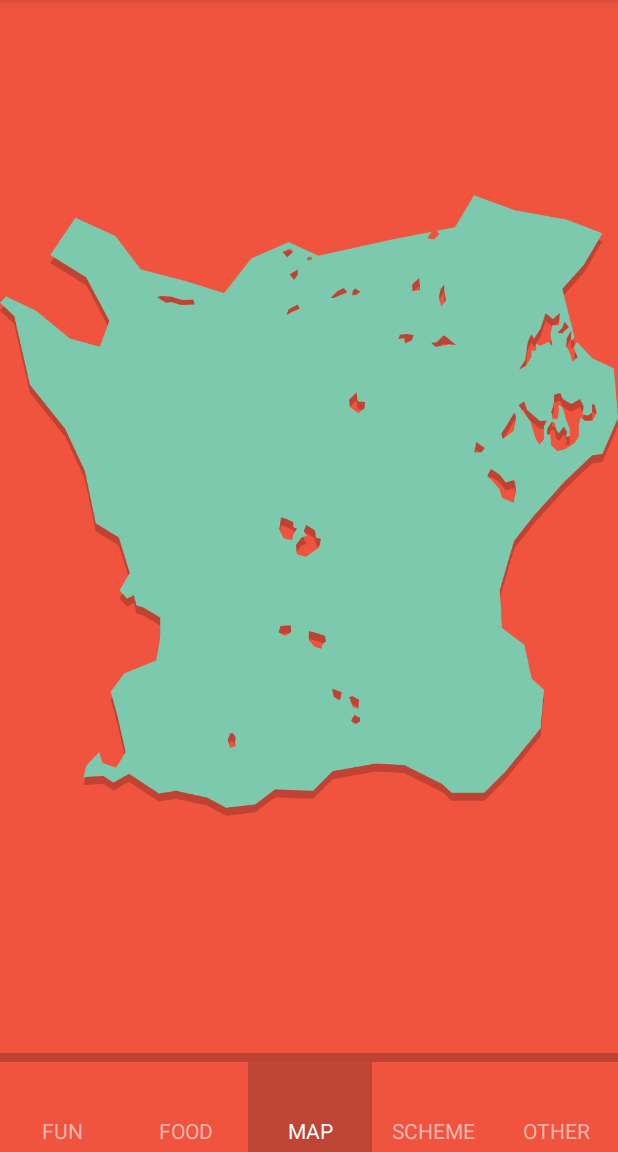
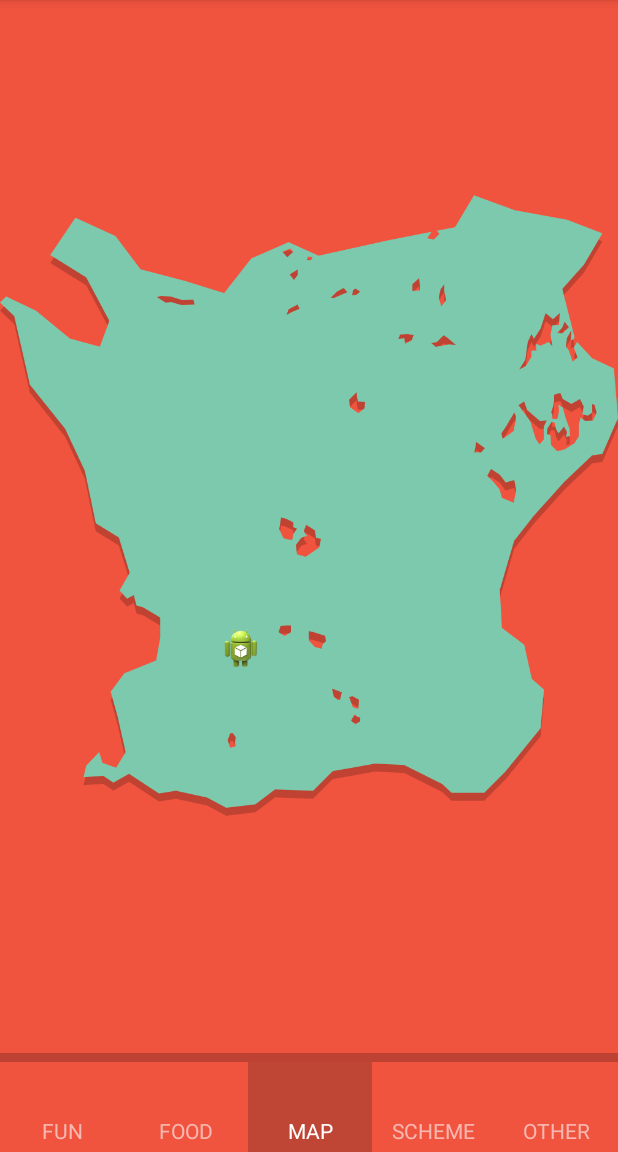
Before and after one commit to tkhduracell/app_lundakarnavalen_2014_extern, an Android app: the screen it shows after launch (ContentActivity), on a phone screen of 412 x 824 dp, the part 84-1236 px from its top. Run offline under Robolectric (Android 15) with nearby library versions, the phone set to English and light mode, and no system bars.

Commit message:
Update map

```diff
--- a/futural-extern-android/src/main/java/fragments/MapFragment.java
+++ b/futural-extern-android/src/main/java/fragments/MapFragment.java
@@ -14,7 +14,6 @@ import android.location.LocationListener;
 import android.location.LocationManager;
 import android.os.AsyncTask;
 import android.os.Bundle;
-import android.support.v7.*;
 import android.util.DisplayMetrics;
 import android.util.Log;
 import android.view.LayoutInflater;
@@ -24,7 +23,9 @@ import android.view.ViewGroup;
 import android.widget.ImageView;
 
 import java.util.ArrayList;
+import java.util.HashMap;
 
+import se.lundakarnevalen.extern.Map.MarkerType;
 import se.lundakarnevalen.extern.android.R;
 
 import static android.location.LocationManager.*;
@@ -83,15 +84,25 @@ public class MapFragment extends LKFragment implements View.OnTouchListener {
     private float diffLon = endLonMap - startLonMap;
     private float diffLat = endLatMap - startLatMap;
 
+    private HashMap<Integer,Boolean> active = new HashMap<Integer,Boolean>();
 
     // Every time you switch to this fragment.
     @Override
     public View onCreateView(LayoutInflater inflater, ViewGroup container, Bundle savedInstanceState) {
         View rootView = inflater.inflate(R.layout.fragment_map, null);
 
+        if(active.size()==0) {
+            active.put(MarkerType.FOOD,true);
+            active.put(MarkerType.FUN,true);
+            active.put(MarkerType.HELP,true);
+            active.put(MarkerType.WC,true);
+        }
 
         context = getContext();
 
+        if(markers.size()==0) {
+            addMarkers();
+        }
 
         if(imageWidth == 0) {
             DisplayMetrics metrics = context.getResources().getDisplayMetrics();
@@ -113,6 +124,10 @@ public class MapFragment extends LKFragment implements View.OnTouchListener {
         return rootView;
     }
 
+    private void addMarkers() {
+        markers.add(new Marker((float)55.7,(float)13.2,R.drawable.ic_launcher, MarkerType.FOOD));
+    }
+
     @Override
     public void onActivityCreated(Bundle savedInstanceState) {
         super.onActivityCreated(savedInstanceState);
@@ -128,7 +143,7 @@ public class MapFragment extends LKFragment implements View.OnTouchListener {
         super.onResume();
     }
 
-    private void updatePositions() {
+    public void updatePositions() {
         Bitmap mapBitmap = null;
             mapBitmap = decodeSampledBitmapFromResource(getResources(), R.drawable.test_map, imageWidth , imageHeight);
         //Bitmap mapBitmap = BitmapFactory.decodeResource(getResources(), R.drawable.test_map);
@@ -152,13 +167,19 @@ public class MapFragment extends LKFragment implements View.OnTouchListener {
 
         canvas.drawCircle(x, y, 10, paintRed);
             for(Marker m : markers) {
+
+                if(active.get(m.type) != null && active.get(m.type)) {
                 lat = (m.lat - startLatMap) / diffLat;
                 lon = (m.lng - startLonMap) / diffLon;
                 x = lon * mapBitmap.getWidth();
                 y = mapBitmap.getHeight() - lat * mapBitmap.getHeight();
                     // draw canvas..
+                Bitmap bitmap = BitmapFactory.decodeResource(getResources(), m.picture);
+                canvas.drawBitmap(bitmap, x, y, null);
+                }
                 //canvas.dra(x, y, 10, paintRed);
             }
+
             img.setImageBitmap(bmOverlay);
 
     }
@@ -344,10 +365,12 @@ public class MapFragment extends LKFragment implements View.OnTouchListener {
         private float lat;
         private float lng;
         private int picture;
-        public Marker(float lat, float lng, int picture) {
+        private int type;
+        public Marker(float lat, float lng, int picture, int type) {
             this.lat = lat;
             this.lng = lng;
             this.picture = picture;
+            this.type = type;
         }
 
     }
@@ -371,6 +394,11 @@ public class MapFragment extends LKFragment implements View.OnTouchListener {
 
             super.onPostExecute(result);
         }
+    }
+
+    public void changeActive(int i, boolean activated) {
+        Log.d("here","set: "+i+" activated:"+activated);
+        active.put(i, activated);
     }
 }
 
--- a/futural-extern-android/src/main/java/se/lundakarnevalen/extern/android/ContentActivity.java
+++ b/futural-extern-android/src/main/java/se/lundakarnevalen/extern/android/ContentActivity.java
@@ -30,6 +30,7 @@ import fragments.LKFragment;
 import fragments.MapFragment;
 import fragments.OtherFragment;
 import fragments.SchemeFragment;
+import se.lundakarnevalen.extern.Map.MarkerType;
 import se.lundakarnevalen.extern.widget.LKRightMenuArrayAdapter;
 import se.lundakarnevalen.extern.widget.LKRightMenuArrayAdapter.*;
 
@@ -41,13 +42,18 @@ public class ContentActivity extends ActionBarActivity implements LKFragment.Mes
     private RelativeLayout currentSelectedBottomMenu;
     private RelativeLayout mapLayout;
     private ActionBar actionBar;
+    private MapFragment mapFragment;
+    private ArrayList<LKRightMenuListItem> rightMenuItems = new ArrayList<LKRightMenuListItem>();
+    private LKRightMenuListItem showAllItem;
+    private boolean allItemsActivated = true;
 
     @Override
     protected void onCreate(Bundle savedInstanceState) {
         super.onCreate(savedInstanceState);
         setContentView(R.layout.activity_content);
         fragmentMgr = getSupportFragmentManager();
-        loadFragment(new MapFragment(), false);
+        mapFragment = new MapFragment();
+        loadFragment(mapFragment, false);
         rightMenuList = (ListView) findViewById(R.id.right_menu_list);
         drawerLayout = (DrawerLayout) findViewById(R.id.drawer_layout);
         drawerLayout.setScrimColor(Color.TRANSPARENT);
@@ -131,37 +137,45 @@ public class ContentActivity extends ActionBarActivity implements LKFragment.Mes
         LayoutInflater inflater = (LayoutInflater) getSystemService(Context.LAYOUT_INFLATER_SERVICE);
         //View menuBottom = inflater.inflate(R.layout., null);
 
+        ArrayList<LKRightMenuListItem> listItems = new ArrayList<LKRightMenuListItem>();
 
-        List<LKRightMenuListItem> listItems = new ArrayList<LKRightMenuListItem>();
+        rightMenuItems = new ArrayList<LKRightMenuListItem>();
+        LKRightMenuListItem header = new LKRightMenuListItem().isStatic(true).showView(inflater.inflate(R.layout.menu_header, null));
+        listItems.add(header);
 
-        listItems.add(new LKRightMenuListItem().isStatic(true).showView(inflater.inflate(R.layout.menu_header, null)));
-
-        LKRightMenuListItem foodItem = new LKRightMenuListItem(getString(R.string.food),0);
+        LKRightMenuListItem foodItem = new LKRightMenuListItem(getString(R.string.food),0, MarkerType.FOOD);
         foodItem.setOnClickListener(new MenuClickSelector(foodItem));
         listItems.add(foodItem);
+        rightMenuItems.add(foodItem);
 
 
-        LKRightMenuListItem funItem = new LKRightMenuListItem(getString(R.string.fun),0);
+        LKRightMenuListItem funItem = new LKRightMenuListItem(getString(R.string.fun),0, MarkerType.FUN);
         funItem.setOnClickListener(new MenuClickSelector(funItem));
         listItems.add(funItem);
+        rightMenuItems.add(funItem);
 
 
-        LKRightMenuListItem helpItem = new LKRightMenuListItem(getString(R.string.help),0);
+        LKRightMenuListItem helpItem = new LKRightMenuListItem(getString(R.string.help),0, MarkerType.HELP);
         helpItem.setOnClickListener(new MenuClickSelector(helpItem));
         listItems.add(helpItem);
+        rightMenuItems.add(helpItem);
 
-        LKRightMenuListItem wcItem = new LKRightMenuListItem(getString(R.string.wc),0);
+        LKRightMenuListItem wcItem = new LKRightMenuListItem(getString(R.string.wc),0, MarkerType.WC);
         wcItem.setOnClickListener(new MenuClickSelector(wcItem));
         listItems.add(wcItem);
+        rightMenuItems.add(wcItem);
 
-        LKRightMenuListItem showItem = new LKRightMenuListItem(getString(R.string.show_all),0);
-        showItem.setOnClickListener(new MenuClickSelector(showItem));
-        listItems.add(showItem);
+        showAllItem = new LKRightMenuListItem(getString(R.string.show_all),0, MarkerType.SHOW);
+        showAllItem.setOnClickListener(new MenuClickSelector(showAllItem));
+        listItems.add(showAllItem);
 
         adapter = new LKRightMenuArrayAdapter(this, listItems);
         rightMenuList.setAdapter(adapter);
         rightMenuList.setOnItemClickListener(adapter);
+
     }
+
+
 
     private class MenuClickSelector implements OnClickListener {
         LKRightMenuListItem item;
@@ -169,20 +183,52 @@ public class ContentActivity extends ActionBarActivity implements LKFragment.Mes
             this.item = item;
         }
 
-
+        // change direction
         @Override
         public void onClick(View v) {
             // need later
+            if(item.markerType == MarkerType.SHOW) {
+
+                if(item.isOn) {
+
+                } else {
+                    for(LKRightMenuListItem i: rightMenuItems) {
+                        mapFragment.changeActive(i.markerType,true);
+
+                        Log.d("button:",""+i.button);
+                        i.button.setBackgroundColor(getResources().getColor(R.color.right_menu_button));
+                        i.isOn = true;
+
+                    }
+                    allItemsActivated = true;
                     RelativeLayout button = (RelativeLayout) v.findViewById(R.id.button);
+                    button.setBackgroundColor(getResources().getColor(R.color.right_menu_button_selected));
+                    item.isOn = true;
+                    mapFragment.updatePositions();
+                }
+                    // show all..
+            } else {
+                RelativeLayout button = (RelativeLayout) v.findViewById(R.id.button);
+                if(allItemsActivated) {
+                    allItemsActivated = false;
+                    for(LKRightMenuListItem i: rightMenuItems) {
+                        mapFragment.changeActive(i.markerType, false);
+                        i.isOn = true;
+                    }
+                }
                 if(item.isOn) {
+                    mapFragment.changeActive(item.markerType,true);
                     button.setBackgroundColor(getResources().getColor(R.color.right_menu_button_selected));
                     item.isOn = false;
                 } else {
+                    mapFragment.changeActive(item.markerType,false);
                     button.setBackgroundColor(getResources().getColor(R.color.right_menu_button));
                     item.isOn = true;
                 }
-            Log.d("Click", "CLICK" + v);
-
+                showAllItem.isOn = false;
+                showAllItem.button.setBackgroundColor(getResources().getColor(R.color.right_menu_button));
+                mapFragment.updatePositions();
+            }
         }
 
 
--- a/futural-extern-android/src/main/java/se/lundakarnevalen/extern/widget/LKRightMenuArrayAdapter.java
+++ b/futural-extern-android/src/main/java/se/lundakarnevalen/extern/widget/LKRightMenuArrayAdapter.java
@@ -49,6 +49,7 @@ public class LKRightMenuArrayAdapter extends ArrayAdapter<LKRightMenuArrayAdapte
         } else {
            wrapper = (RelativeLayout) inflater.inflate(R.layout.menu_element, null);
         }
+        item.button = wrapper.findViewById(R.id.button);
         if(item.isActive && wrapper != null){
             wrapper.setSelected(true);
             Log.d(LOG_TAG, "was selecete");
@@ -106,10 +107,12 @@ public class LKRightMenuArrayAdapter extends ArrayAdapter<LKRightMenuArrayAdapte
         boolean isActive = false;
         public boolean isOn = true;
 
+        public int markerType;
 
         public TextView text;
         public boolean enable = true;
 
+        public View button;
 
         /**
          * std. constr.
@@ -170,9 +173,11 @@ public class LKRightMenuArrayAdapter extends ArrayAdapter<LKRightMenuArrayAdapte
          * @param title Text in menu to show
          * @param icon Icon next to text
          */
-        public LKRightMenuListItem(String title, int icon){
+        public LKRightMenuListItem(String title, int icon, int markerType){
             this.title = title;
             this.icon = icon;
+            this.markerType = markerType;
+
         }
 
 
```
Also changed, not shown: futural-extern-android/src/main/java/se/lundakarnevalen/extern/Map/MarkerType.java (added, +12 -0 lines). Lines whose indentation alone changed are shown as unchanged.
